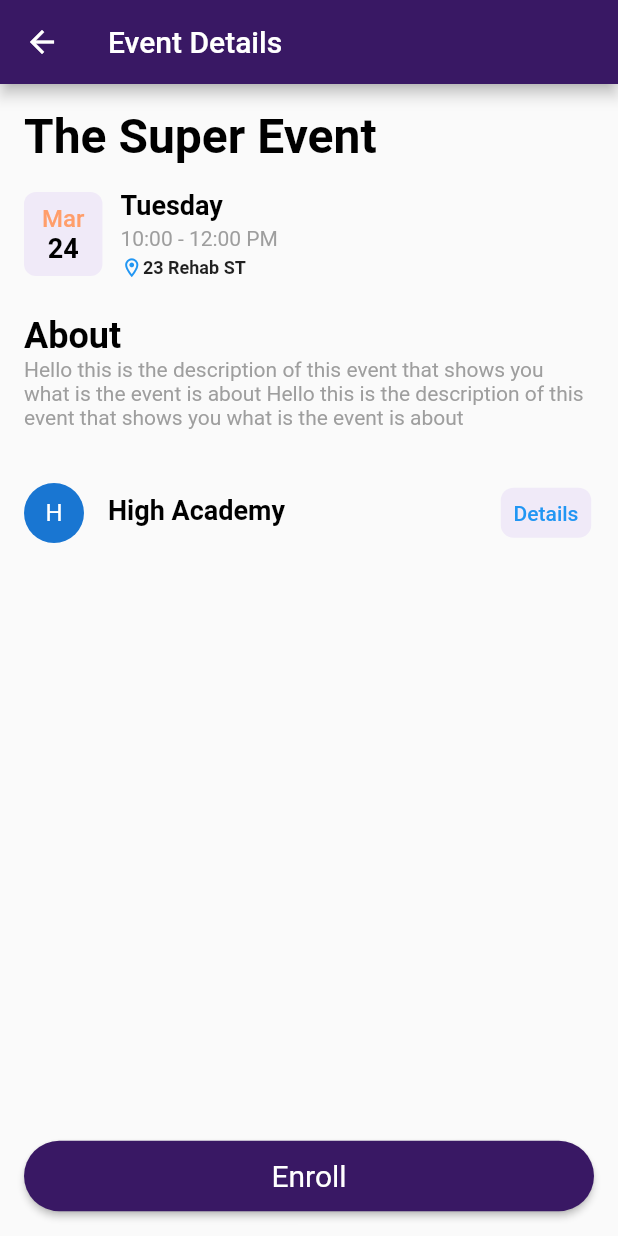
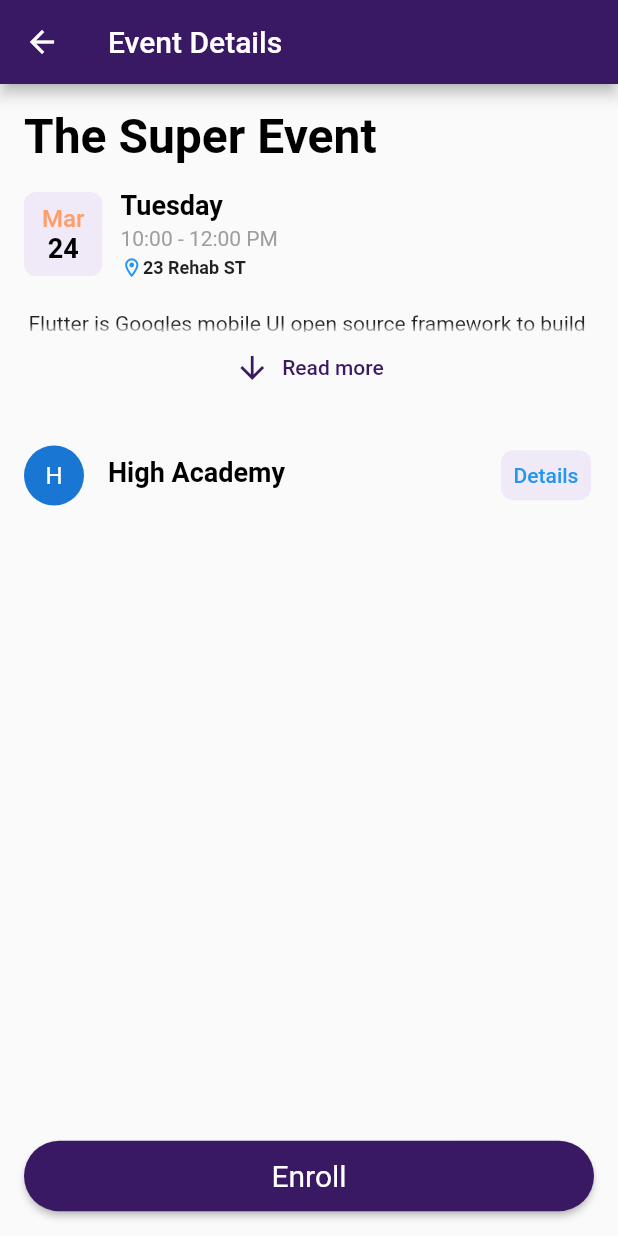
Before and after one commit to MajdEddinAlabed/Bareek-Event, a Flutter app: the EventDetailsScreen screen opened by its route, on a phone screen of 412 x 824 dp. Run offline on Flutter 3.47's test engine with Material 2 defaults, Android fonts, the phone set to English and light mode, and no system bars; our stand-ins replace carousel_slider; network calls fail.

Commit message:
fixing read more button

```diff
--- a/lib/pages/event_details_screen.dart
+++ b/lib/pages/event_details_screen.dart
@@ -23,28 +23,28 @@ class EventDetailPageState extends State<EventDetailsScreen>
   ];
   late String selectedValue;
   bool isButtonDisabled = false;
-  // bool isExpanded = false;
-  // late AnimationController controller;
-  // Animation<double>? animation;
+  bool isExpanded = false;
+  late AnimationController controller;
+  late Animation<double> animation;
 
-  // @override
-  // void initState() {
-  //   super.initState();
-  //   controller = AnimationController(
-  //     duration: const Duration(seconds: 1),
-  //     vsync: this,
-  //   );
-  //   animation = Tween<double>(begin: 0.5, end: 1).animate(CurvedAnimation(
-  //     parent: controller,
-  //     curve: Curves.easeInOut,
-  //   ));
-  // }
+  @override
+  void initState() {
+    super.initState();
+    controller = AnimationController(
+      duration: const Duration(seconds: 1),
+      vsync: this,
+    );
+    animation = Tween<double>(begin: 0.5, end: 1).animate(CurvedAnimation(
+      parent: controller,
+      curve: Curves.easeInOut,
+    ));
+  }
 
-  // @override
-  // void dispose() {
-  //   controller.dispose();
-  //   super.dispose();
-  // }
+  @override
+  void dispose() {
+    controller.dispose();
+    super.dispose();
+  }
 
   @override
   Widget build(BuildContext context) {
@@ -153,69 +153,69 @@ class EventDetailPageState extends State<EventDetailsScreen>
     );
   }
 
-  // Widget buildAboutEvent() {
+  Widget buildAboutEvent() {
+    return Column(
+      children: [
+        SizeTransition(
+          sizeFactor: animation,
+          child: Padding(
+            padding: const EdgeInsets.all(3),
+            child: Text(
+              'Flutter is Googles mobile UI open source framework to build high-quality native (super fast) interfaces for iOS and Android apps with the unified codebase.',
+              maxLines: isExpanded ? null : 1,
+              overflow: TextOverflow.fade,
+            ),
+          ),
+        ),
+        isExpanded
+            ? TextButton.icon(
+                icon: const Icon(Icons.arrow_upward),
+                label: const Text('Read less'),
+                onPressed: () {
+                  setState(() => isExpanded = false);
+                  controller.reverse();
+                })
+            : TextButton.icon(
+                icon: const Icon(Icons.arrow_downward),
+                label: const Text('Read more'),
+                onPressed: () {
+                  setState(() => isExpanded = true);
+                  controller.forward();
+                })
+      ],
+    );
+  }
+
+  //   Widget buildAboutEvent() {
   //   return Column(
-  //     children: [
-  //       SizeTransition(
-  //         sizeFactor: animation!,
-  //         child: Padding(
-  //           padding: const EdgeInsets.all(3),
-  //           child: Text(
-  //             'Flutter is Googles mobile UI open source framework to build high-quality native (super fast) interfaces for iOS and Android apps with the unified codebase.',
-  //             maxLines: isExpanded ? null : 1,
-  //             overflow: TextOverflow.fade,
-  //           ),
+  //     crossAxisAlignment: CrossAxisAlignment.start,
+  //     children: const <Widget>[
+  //       Text("About",
+  //           style: TextStyle(
+  //               color: Colors.black,
+  //               fontSize: 24,
+  //               fontWeight: FontWeight.bold)),
+  //       SizedBox(),
+  //       ReadMoreText(
+  //        text:
+  //             'Hello this is the description of this event that shows you what is the event is about Hello this is the description of this event that shows you what is the event is about',
+  //             style: TextStyle(color: Colors.grey, fontSize: 14),
+  //       ),
+  //       SizedBox(
+  //         height: 8,
+  //       ),
+  //       InkWell(
+  //         child: Text(
+  //           "Read more...",
+  //           style: TextStyle(
+  //               color: Theme.of(context).primaryColor,
+  //               decoration: TextDecoration.underline),
   //         ),
+  //         onTap: () {},
   //       ),
-  //       isExpanded
-  //           ? TextButton.icon(
-  //               icon: const Icon(Icons.arrow_upward),
-  //               label: const Text('Read less'),
-  //               onPressed: () {
-  //                 setState(() => isExpanded = false);
-  //                 controller.reverse();
-  //               })
-  //           : TextButton.icon(
-  //               icon: const Icon(Icons.arrow_downward),
-  //               label: const Text('Read more'),
-  //               onPressed: () {
-  //                 setState(() => isExpanded = true);
-  //                 controller.forward();
-  //               })
   //     ],
   //   );
   // }
-
-    Widget buildAboutEvent() {
-    return Column(
-      crossAxisAlignment: CrossAxisAlignment.start,
-      children: const <Widget>[
-        Text("About",
-            style: TextStyle(
-                color: Colors.black,
-                fontSize: 24,
-                fontWeight: FontWeight.bold)),
-        SizedBox(),
-        ReadMoreText(
-         text:
-              'Hello this is the description of this event that shows you what is the event is about Hello this is the description of this event that shows you what is the event is about',
-              style: TextStyle(color: Colors.grey, fontSize: 14),
-        ),
-        SizedBox(
-          height: 8,
-        ),
-        // InkWell(
-        //   child: Text(
-        //     "Read more...",
-        //     style: TextStyle(
-        //         color: Theme.of(context).primaryColor,
-        //         decoration: TextDecoration.underline),
-        //   ),
-        //   onTap: () {},
-        // ),
-      ],
-    );
-  }
 
 
   Widget buildOrganizeInfo() {
```
